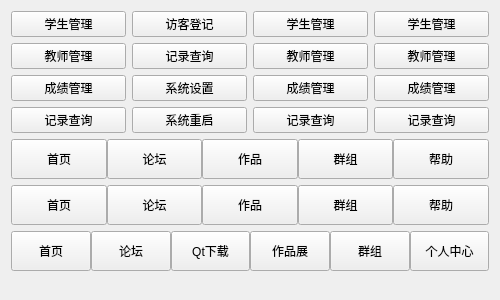
Before: the Qt Designer form src/libs/widgets/examples/navigationbutton/frmnavigationbutton.ui in chengxuewen/QExt, drawn with Qt 5.
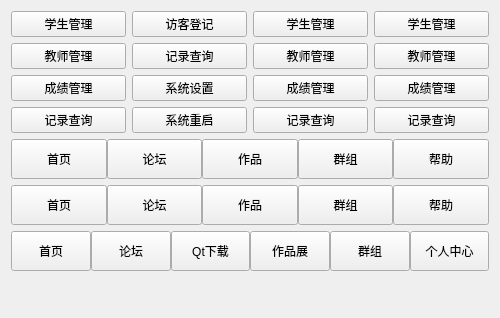
After: the same form once the commit is applied. Custom widgets are drawn as their Qt base class.

```diff
--- a/src/libs/widgets/examples/navigationbutton/frmnavigationbutton.ui
+++ b/src/libs/widgets/examples/navigationbutton/frmnavigationbutton.ui
@@ -7,7 +7,7 @@
     <x>0</x>
     <y>0</y>
     <width>500</width>
-    <height>300</height>
+    <height>318</height>
    </rect>
   </property>
   <property name="minimumSize">
```
